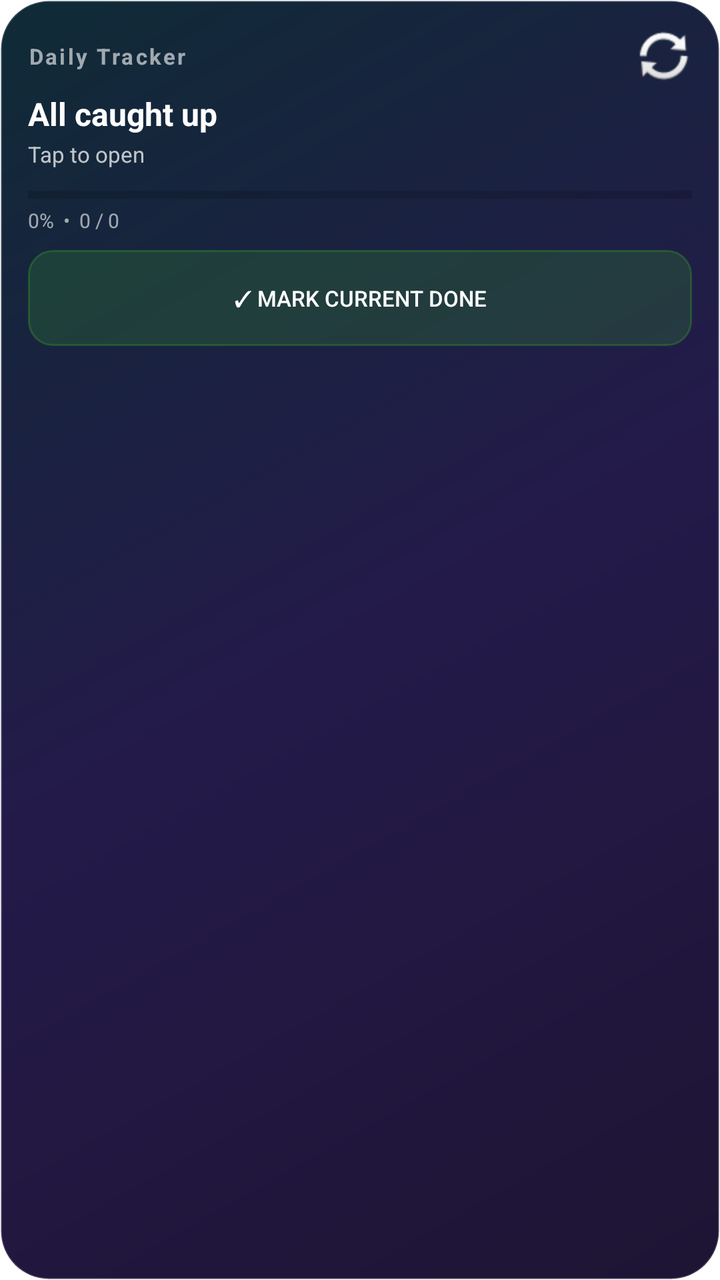
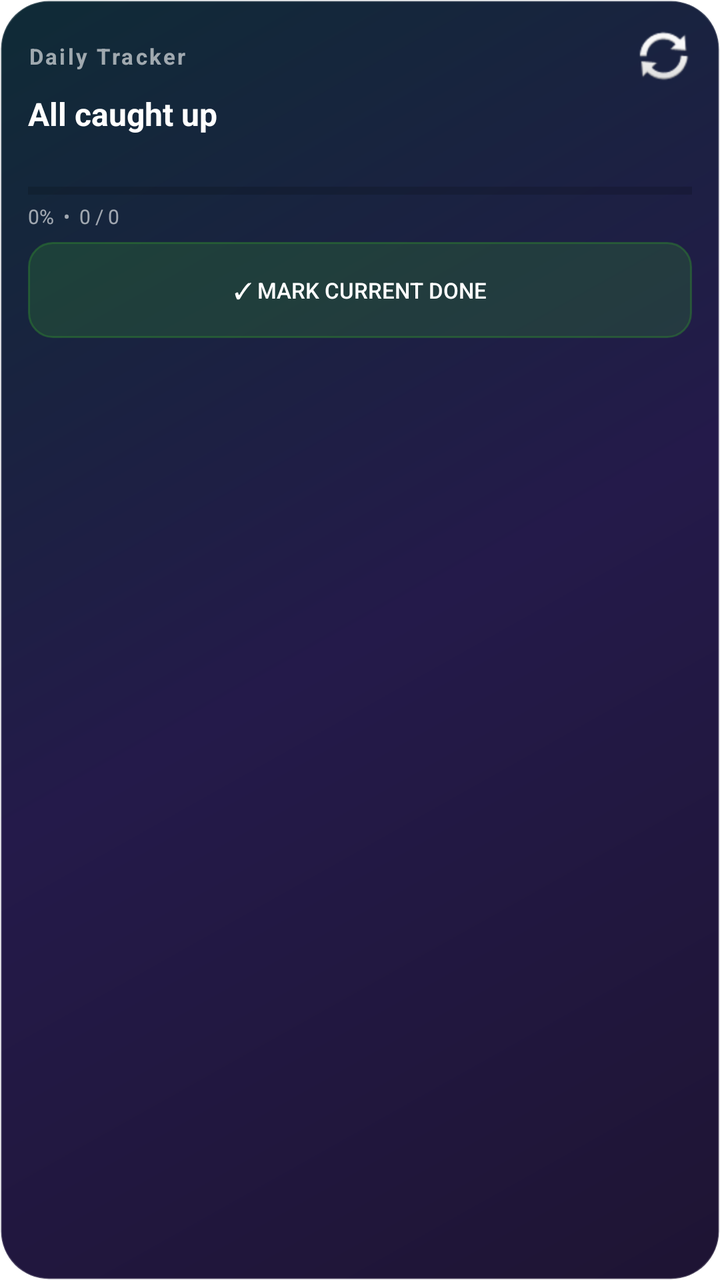

Compare the two renders of this Android layout. The source of the first and the diff that turns it into the second are given below.
<!-- AndroidManifest.xml: fallback theme Theme.MaterialComponents.DayNight.NoActionBar -->
<!-- res/layout/daily_tracker_widget.xml -->
<?xml version="1.0" encoding="utf-8"?>
<LinearLayout xmlns:android="http://schemas.android.com/apk/res/android"
    android:id="@+id/widget_root"
    android:layout_width="match_parent"
    android:layout_height="match_parent"
    android:orientation="vertical"
    android:padding="14dp"
    android:background="@drawable/widget_background">

    
    <LinearLayout
        android:layout_width="match_parent"
        android:layout_height="wrap_content"
        android:orientation="horizontal"
        android:gravity="center_vertical">

        <TextView
            android:id="@+id/widget_app_name"
            android:layout_width="0dp"
            android:layout_height="wrap_content"
            android:layout_weight="1"
            android:text="Daily Tracker"
            android:textSize="11sp"
            android:textStyle="bold"
            android:textColor="#99FFFFFF"
            android:maxLines="1"
            android:letterSpacing="0.1" />

        <ImageButton
            android:id="@+id/widget_refresh_btn"
            android:layout_width="28dp"
            android:layout_height="28dp"
            android:padding="4dp"
            android:background="@android:color/transparent"
            android:src="@android:drawable/ic_popup_sync"
            android:contentDescription="Refresh" />
    </LinearLayout>

    
    <TextView
        android:id="@+id/widget_title"
        android:layout_width="match_parent"
        android:layout_height="wrap_content"
        android:layout_marginTop="4dp"
        android:text="All caught up"
        android:textSize="16sp"
        android:textStyle="bold"
        android:textColor="#FFFFFFFF"
        android:maxLines="1"
        android:ellipsize="end" />

    <TextView
        android:id="@+id/widget_subtitle"
        android:layout_width="match_parent"
        android:layout_height="wrap_content"
        android:layout_marginTop="2dp"
        android:text="Tap to open"
        android:textSize="11sp"
        android:textColor="#BBFFFFFF"
        android:maxLines="1"
        android:ellipsize="end" />

    
    <ProgressBar
        android:id="@+id/widget_progress"
        style="?android:attr/progressBarStyleHorizontal"
        android:layout_width="match_parent"
        android:layout_height="6dp"
        android:layout_marginTop="10dp"
        android:max="100"
        android:progress="0" />

    <TextView
        android:id="@+id/widget_progress_label"
        android:layout_width="match_parent"
        android:layout_height="wrap_content"
        android:layout_marginTop="3dp"
        android:text="0%  •  0 / 0"
        android:textSize="10sp"
        android:textColor="#99FFFFFF" />

    
    <TextView
        android:id="@+id/widget_prayers"
        android:layout_width="match_parent"
        android:layout_height="wrap_content"
        android:layout_marginTop="4dp"
        android:text=""
        android:textSize="10sp"
        android:textColor="#BBFFFFFF"
        android:maxLines="1"
        android:ellipsize="end"
        android:visibility="gone" />

    
    <TextView
        android:id="@+id/widget_qada"
        android:layout_width="match_parent"
        android:layout_height="wrap_content"
        android:layout_marginTop="4dp"
        android:text=""
        android:textSize="10sp"
        android:textColor="#FFEF5350"
        android:textStyle="bold"
        android:maxLines="1"
        android:ellipsize="end"
        android:visibility="gone" />

    
    <LinearLayout
        android:id="@+id/widget_todo_section"
        android:layout_width="match_parent"
        android:layout_height="wrap_content"
        android:orientation="vertical"
        android:layout_marginTop="8dp"
        android:visibility="gone">

        <TextView
            android:layout_width="match_parent"
            android:layout_height="wrap_content"
            android:text="TODOS"
            android:textSize="9sp"
            android:textStyle="bold"
            android:textColor="#77FFFFFF"
            android:letterSpacing="0.15" />

        
        <LinearLayout
            android:id="@+id/widget_todo1_row"
            android:layout_width="match_parent"
            android:layout_height="wrap_content"
            android:orientation="horizontal"
            android:gravity="center_vertical"
            android:layout_marginTop="4dp"
            android:visibility="gone">

            <ImageButton
                android:id="@+id/widget_todo1_check"
                android:layout_width="24dp"
                android:layout_height="24dp"
                android:background="@android:color/transparent"
                android:src="@android:drawable/checkbox_off_background"
                android:contentDescription="Toggle todo" />

            <TextView
                android:id="@+id/widget_todo1_text"
                android:layout_width="match_parent"
                android:layout_height="wrap_content"
                android:layout_marginStart="6dp"
                android:textSize="12sp"
                android:textColor="#DDFFFFFF"
                android:maxLines="1"
                android:ellipsize="end" />
        </LinearLayout>

        
        <LinearLayout
            android:id="@+id/widget_todo2_row"
            android:layout_width="match_parent"
            android:layout_height="wrap_content"
            android:orientation="horizontal"
            android:gravity="center_vertical"
            android:layout_marginTop="2dp"
            android:visibility="gone">

            <ImageButton
                android:id="@+id/widget_todo2_check"
                android:layout_width="24dp"
                android:layout_height="24dp"
                android:background="@android:color/transparent"
                android:src="@android:drawable/checkbox_off_background"
                android:contentDescription="Toggle todo" />

            <TextView
                android:id="@+id/widget_todo2_text"
                android:layout_width="match_parent"
                android:layout_height="wrap_content"
                android:layout_marginStart="6dp"
                android:textSize="12sp"
                android:textColor="#DDFFFFFF"
                android:maxLines="1"
                android:ellipsize="end" />
        </LinearLayout>

        
        <LinearLayout
            android:id="@+id/widget_todo3_row"
            android:layout_width="match_parent"
            android:layout_height="wrap_content"
            android:orientation="horizontal"
            android:gravity="center_vertical"
            android:layout_marginTop="2dp"
            android:visibility="gone">

            <ImageButton
                android:id="@+id/widget_todo3_check"
                android:layout_width="24dp"
                android:layout_height="24dp"
                android:background="@android:color/transparent"
                android:src="@android:drawable/checkbox_off_background"
                android:contentDescription="Toggle todo" />

            <TextView
                android:id="@+id/widget_todo3_text"
                android:layout_width="match_parent"
                android:layout_height="wrap_content"
                android:layout_marginStart="6dp"
                android:textSize="12sp"
                android:textColor="#DDFFFFFF"
                android:maxLines="1"
                android:ellipsize="end" />
        </LinearLayout>
    </LinearLayout>

    
    <Button
        android:id="@+id/widget_done_btn"
        android:layout_width="match_parent"
        android:layout_height="wrap_content"
        android:layout_marginTop="8dp"
        android:text="✓ Mark current done"
        android:textSize="11sp"
        android:textColor="#FFFFFFFF"
        android:background="@drawable/widget_button_bg"
        android:stateListAnimator="@null" />

</LinearLayout>
<!-- resources referenced by this layout -->
<resources>
  <!-- drawable widget_background (drawable) -->
  <?xml version="1.0" encoding="utf-8"?>
  <shape xmlns:android="http://schemas.android.com/apk/res/android"
      android:shape="rectangle">
      <gradient
          android:angle="135"
          android:startColor="#1E1433"
          android:centerColor="#241A4A"
          android:endColor="#0F2B36" />
      <corners android:radius="24dp" />
      <stroke android:width="1dp" android:color="#33FFFFFF" />
  </shape>
  <!-- drawable widget_button_bg (drawable) -->
  <?xml version="1.0" encoding="utf-8"?>
  <shape xmlns:android="http://schemas.android.com/apk/res/android"
      android:shape="rectangle">
      <solid android:color="#4D2E7D32" />
      <stroke android:width="1dp" android:color="#882E7D32" />
      <corners android:radius="12dp" />
  </shape>
</resources>

<!-- the commit's change to res/layout/daily_tracker_widget.xml (unified diff, before → after) -->
@@ -54,7 +54,7 @@
         android:layout_width="match_parent"
         android:layout_height="wrap_content"
         android:layout_marginTop="2dp"
-        android:text="Tap to open"
+        android:text=""
         android:textSize="11sp"
         android:textColor="#BBFFFFFF"
         android:maxLines="1"
@@ -66,7 +66,7 @@
         style="?android:attr/progressBarStyleHorizontal"
         android:layout_width="match_parent"
         android:layout_height="6dp"
-        android:layout_marginTop="10dp"
+        android:layout_marginTop="8dp"
         android:max="100"
         android:progress="0" />
 
@@ -78,19 +78,6 @@
         android:text="0%  •  0 / 0"
         android:textSize="10sp"
         android:textColor="#99FFFFFF" />
-
-    
-    <TextView
-        android:id="@+id/widget_prayers"
-        android:layout_width="match_parent"
-        android:layout_height="wrap_content"
-        android:layout_marginTop="4dp"
-        android:text=""
-        android:textSize="10sp"
-        android:textColor="#BBFFFFFF"
-        android:maxLines="1"
-        android:ellipsize="end"
-        android:visibility="gone" />
 
     
     <TextView
@@ -108,11 +95,55 @@
 
     
     <LinearLayout
+        android:id="@+id/widget_prayer_section"
+        android:layout_width="match_parent"
+        android:layout_height="wrap_content"
+        android:orientation="vertical"
+        android:layout_marginTop="6dp"
+        android:visibility="gone">
+
+        <TextView
+            android:layout_width="match_parent"
+            android:layout_height="wrap_content"
+            android:text="PRAYERS"
+            android:textSize="9sp"
+            android:textStyle="bold"
+            android:textColor="#77FFFFFF"
+            android:letterSpacing="0.15" />
+
+        <LinearLayout android:id="@+id/widget_prayer1_row" android:layout_width="match_parent" android:layout_height="wrap_content" android:orientation="horizontal" android:gravity="center_vertical" android:layout_marginTop="3dp" android:visibility="gone">
+            <ImageButton android:id="@+id/widget_prayer1_check" android:layout_width="22dp" android:layout_height="22dp" android:background="@android:color/transparent" android:src="@android:drawable/checkbox_off_background" android:contentDescription="Toggle" />
+            <TextView android:id="@+id/widget_prayer1_text" android:layout_width="match_parent" android:layout_height="wrap_content" android:layout_marginStart="6dp" android:textSize="11sp" android:textColor="#DDFFFFFF" android:maxLines="1" android:ellipsize="end" />
+        </LinearLayout>
+
+        <LinearLayout android:id="@+id/widget_prayer2_row" android:layout_width="match_parent" android:layout_height="wrap_content" android:orientation="horizontal" android:gravity="center_vertical" android:layout_marginTop="2dp" android:visibility="gone">
+            <ImageButton android:id="@+id/widget_prayer2_check" android:layout_width="22dp" android:layout_height="22dp" android:background="@android:color/transparent" android:src="@android:drawable/checkbox_off_background" android:contentDescription="Toggle" />
+            <TextView android:id="@+id/widget_prayer2_text" android:layout_width="match_parent" android:layout_height="wrap_content" android:layout_marginStart="6dp" android:textSize="11sp" android:textColor="#DDFFFFFF" android:maxLines="1" android:ellipsize="end" />
+        </LinearLayout>
+
+        <LinearLayout android:id="@+id/widget_prayer3_row" android:layout_width="match_parent" android:layout_height="wrap_content" android:orientation="horizontal" android:gravity="center_vertical" android:layout_marginTop="2dp" android:visibility="gone">
+            <ImageButton android:id="@+id/widget_prayer3_check" android:layout_width="22dp" android:layout_height="22dp" android:background="@android:color/transparent" android:src="@android:drawable/checkbox_off_background" android:contentDescription="Toggle" />
+            <TextView android:id="@+id/widget_prayer3_text" android:layout_width="match_parent" android:layout_height="wrap_content" android:layout_marginStart="6dp" android:textSize="11sp" android:textColor="#DDFFFFFF" android:maxLines="1" android:ellipsize="end" />
+        </LinearLayout>
+
+        <LinearLayout android:id="@+id/widget_prayer4_row" android:layout_width="match_parent" android:layout_height="wrap_content" android:orientation="horizontal" android:gravity="center_vertical" android:layout_marginTop="2dp" android:visibility="gone">
+            <ImageButton android:id="@+id/widget_prayer4_check" android:layout_width="22dp" android:layout_height="22dp" android:background="@android:color/transparent" android:src="@android:drawable/checkbox_off_background" android:contentDescription="Toggle" />
+            <TextView android:id="@+id/widget_prayer4_text" android:layout_width="match_parent" android:layout_height="wrap_content" android:layout_marginStart="6dp" android:textSize="11sp" android:textColor="#DDFFFFFF" android:maxLines="1" android:ellipsize="end" />
+        </LinearLayout>
+
+        <LinearLayout android:id="@+id/widget_prayer5_row" android:layout_width="match_parent" android:layout_height="wrap_content" android:orientation="horizontal" android:gravity="center_vertical" android:layout_marginTop="2dp" android:visibility="gone">
+            <ImageButton android:id="@+id/widget_prayer5_check" android:layout_width="22dp" android:layout_height="22dp" android:background="@android:color/transparent" android:src="@android:drawable/checkbox_off_background" android:contentDescription="Toggle" />
+            <TextView android:id="@+id/widget_prayer5_text" android:layout_width="match_parent" android:layout_height="wrap_content" android:layout_marginStart="6dp" android:textSize="11sp" android:textColor="#DDFFFFFF" android:maxLines="1" android:ellipsize="end" />
+        </LinearLayout>
+    </LinearLayout>
+
+    
+    <LinearLayout
         android:id="@+id/widget_todo_section"
         android:layout_width="match_parent"
         android:layout_height="wrap_content"
         android:orientation="vertical"
-        android:layout_marginTop="8dp"
+        android:layout_marginTop="6dp"
         android:visibility="gone">
 
         <TextView
@@ -124,91 +155,19 @@
             android:textColor="#77FFFFFF"
             android:letterSpacing="0.15" />
 
-        
-        <LinearLayout
-            android:id="@+id/widget_todo1_row"
-            android:layout_width="match_parent"
-            android:layout_height="wrap_content"
-            android:orientation="horizontal"
-            android:gravity="center_vertical"
-            android:layout_marginTop="4dp"
-            android:visibility="gone">
-
-            <ImageButton
-                android:id="@+id/widget_todo1_check"
-                android:layout_width="24dp"
-                android:layout_height="24dp"
-                android:background="@android:color/transparent"
-                android:src="@android:drawable/checkbox_off_background"
-                android:contentDescription="Toggle todo" />
-
-            <TextView
-                android:id="@+id/widget_todo1_text"
-                android:layout_width="match_parent"
-                android:layout_height="wrap_content"
-                android:layout_marginStart="6dp"
-                android:textSize="12sp"
-                android:textColor="#DDFFFFFF"
-                android:maxLines="1"
-                android:ellipsize="end" />
+        <LinearLayout android:id="@+id/widget_todo1_row" android:layout_width="match_parent" android:layout_height="wrap_content" android:orientation="horizontal" android:gravity="center_vertical" android:layout_marginTop="3dp" android:visibility="gone">
+            <ImageButton android:id="@+id/widget_todo1_check" android:layout_width="22dp" android:layout_height="22dp" android:background="@android:color/transparent" android:src="@android:drawable/checkbox_off_background" android:contentDescription="Toggle" />
+            <TextView android:id="@+id/widget_todo1_text" android:layout_width="match_parent" android:layout_height="wrap_content" android:layout_marginStart="6dp" android:textSize="11sp" android:textColor="#DDFFFFFF" android:maxLines="1" android:ellipsize="end" />
         </LinearLayout>
 
-        
-        <LinearLayout
-            android:id="@+id/widget_todo2_row"
-            android:layout_width="match_parent"
-            android:layout_height="wrap_content"
-            android:orientation="horizontal"
-            android:gravity="center_vertical"
-            android:layout_marginTop="2dp"
-            android:visibility="gone">
-
-            <ImageButton
-                android:id="@+id/widget_todo2_check"
-                android:layout_width="24dp"
-                android:layout_height="24dp"
-                android:background="@android:color/transparent"
-                android:src="@android:drawable/checkbox_off_background"
-                android:contentDescription="Toggle todo" />
-
-            <TextView
-                android:id="@+id/widget_todo2_text"
-                android:layout_width="match_parent"
-                android:layout_height="wrap_content"
-                android:layout_marginStart="6dp"
-                android:textSize="12sp"
-                android:textColor="#DDFFFFFF"
-                android:maxLines="1"
-                android:ellipsize="end" />
+        <LinearLayout android:id="@+id/widget_todo2_row" android:layout_width="match_parent" android:layout_height="wrap_content" android:orientation="horizontal" android:gravity="center_vertical" android:layout_marginTop="2dp" android:visibility="gone">
+            <ImageButton android:id="@+id/widget_todo2_check" android:layout_width="22dp" android:layout_height="22dp" android:background="@android:color/transparent" android:src="@android:drawable/checkbox_off_background" android:contentDescription="Toggle" />
+            <TextView android:id="@+id/widget_todo2_text" android:layout_width="match_parent" android:layout_height="wrap_content" android:layout_marginStart="6dp" android:textSize="11sp" android:textColor="#DDFFFFFF" android:maxLines="1" android:ellipsize="end" />
         </LinearLayout>
 
-        
-        <LinearLayout
-            android:id="@+id/widget_todo3_row"
-            android:layout_width="match_parent"
-            android:layout_height="wrap_content"
-            android:orientation="horizontal"
-            android:gravity="center_vertical"
-            android:layout_marginTop="2dp"
-            android:visibility="gone">
-
-            <ImageButton
-                android:id="@+id/widget_todo3_check"
-                android:layout_width="24dp"
-                android:layout_height="24dp"
-                android:background="@android:color/transparent"
-                android:src="@android:drawable/checkbox_off_background"
-                android:contentDescription="Toggle todo" />
-
-            <TextView
-                android:id="@+id/widget_todo3_text"
-                android:layout_width="match_parent"
-                android:layout_height="wrap_content"
-                android:layout_marginStart="6dp"
-                android:textSize="12sp"
-                android:textColor="#DDFFFFFF"
-                android:maxLines="1"
-                android:ellipsize="end" />
+        <LinearLayout android:id="@+id/widget_todo3_row" android:layout_width="match_parent" android:layout_height="wrap_content" android:orientation="horizontal" android:gravity="center_vertical" android:layout_marginTop="2dp" android:visibility="gone">
+            <ImageButton android:id="@+id/widget_todo3_check" android:layout_width="22dp" android:layout_height="22dp" android:background="@android:color/transparent" android:src="@android:drawable/checkbox_off_background" android:contentDescription="Toggle" />
+            <TextView android:id="@+id/widget_todo3_text" android:layout_width="match_parent" android:layout_height="wrap_content" android:layout_marginStart="6dp" android:textSize="11sp" android:textColor="#DDFFFFFF" android:maxLines="1" android:ellipsize="end" />
         </LinearLayout>
     </LinearLayout>
 
@@ -217,7 +176,7 @@
         android:id="@+id/widget_done_btn"
         android:layout_width="match_parent"
         android:layout_height="wrap_content"
-        android:layout_marginTop="8dp"
+        android:layout_marginTop="6dp"
         android:text="✓ Mark current done"
         android:textSize="11sp"
         android:textColor="#FFFFFFFF"
